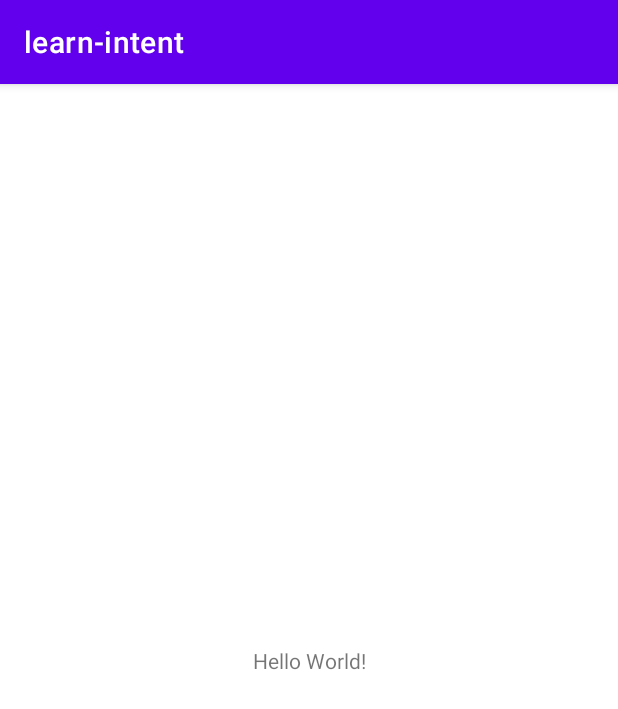
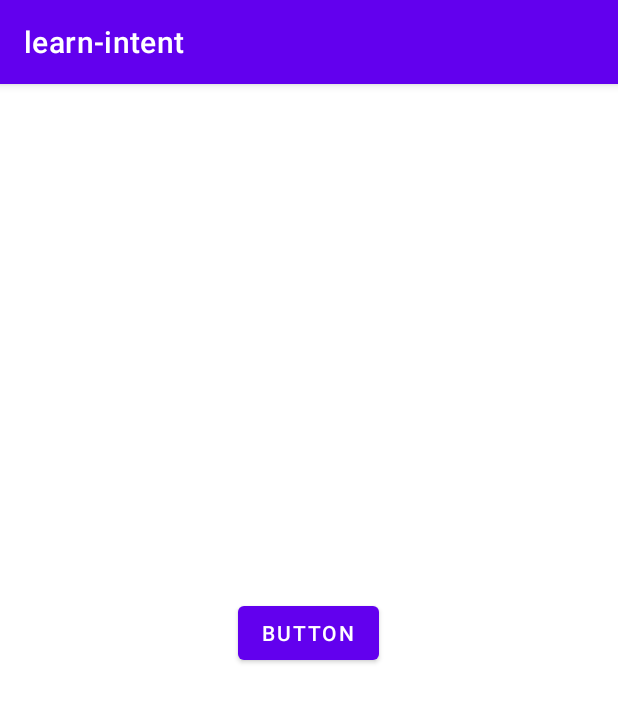
Before and after one commit to AlphaByte-RedTeam/learn-kotlin, an Android app: the screen it shows after launch (MainActivity), on a phone screen of 412 x 824 dp. Shown: the top 709 px of the screen. Run offline under Robolectric (Android 15) with nearby library versions, the light colour scheme and no system bars.

Commit message:
feat: add new activity

```diff
--- a/learnintent/app/src/main/res/layout/activity_main.xml
+++ b/learnintent/app/src/main/res/layout/activity_main.xml
@@ -6,13 +6,17 @@
     android:layout_height="match_parent"
     tools:context=".MainActivity">
 
-    <TextView
+    <Button
+        android:id="@+id/button"
         android:layout_width="wrap_content"
         android:layout_height="wrap_content"
-        android:text="Hello World!"
+        android:layout_marginStart="158dp"
+        android:layout_marginTop="323dp"
+        android:layout_marginEnd="159dp"
+        android:layout_marginBottom="360dp"
+        android:text="Button"
         app:layout_constraintBottom_toBottomOf="parent"
         app:layout_constraintEnd_toEndOf="parent"
         app:layout_constraintStart_toStartOf="parent"
         app:layout_constraintTop_toTopOf="parent" />
-
 </androidx.constraintlayout.widget.ConstraintLayout>
```
Also changed, not shown: learnintent/app/src/main/AndroidManifest.xml (+7 -0 lines), learnintent/app/src/main/java/com/example/learn_intent/SecondActivity.java (added, +14 -0 lines), learnintent/app/src/main/res/layout/activity_second.xml (added, +9 -0 lines).
